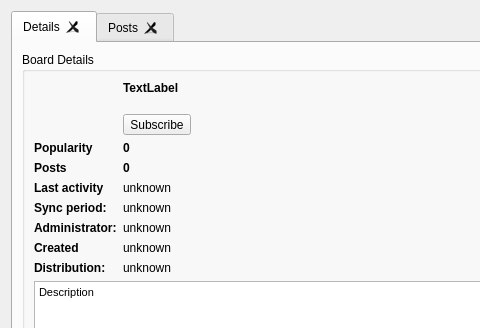
Qt form retroshare-gui/src/gui/Posted/PostedListWidgetWithModel.ui (RetroShare/RetroShare) before a commit; both pictures show x 0 to 480 and y 0 to 328 of the 731 by 593 pixel window.
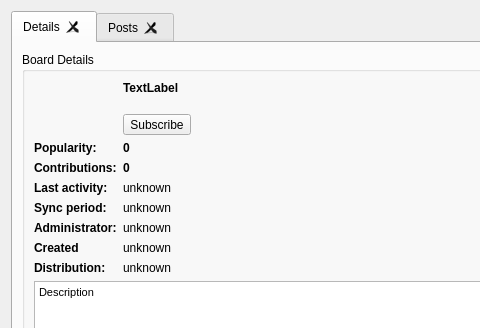
The same form after that commit. Icons and pictures are not drawn. Custom widgets are drawn as their Qt base class.

```diff
--- a/retroshare-gui/src/gui/Posted/PostedListWidgetWithModel.ui
+++ b/retroshare-gui/src/gui/Posted/PostedListWidgetWithModel.ui
@@ -85,7 +85,7 @@
                </font>
               </property>
               <property name="text">
-               <string>Posts</string>
+               <string>Contributions:</string>
               </property>
              </widget>
             </item>
@@ -128,7 +128,7 @@
                </font>
               </property>
               <property name="text">
-               <string>Last activity</string>
+               <string>Last activity:</string>
               </property>
              </widget>
             </item>
@@ -180,7 +180,7 @@
                </font>
               </property>
               <property name="text">
-               <string>Popularity</string>
+               <string>Popularity:</string>
               </property>
              </widget>
             </item>
```
